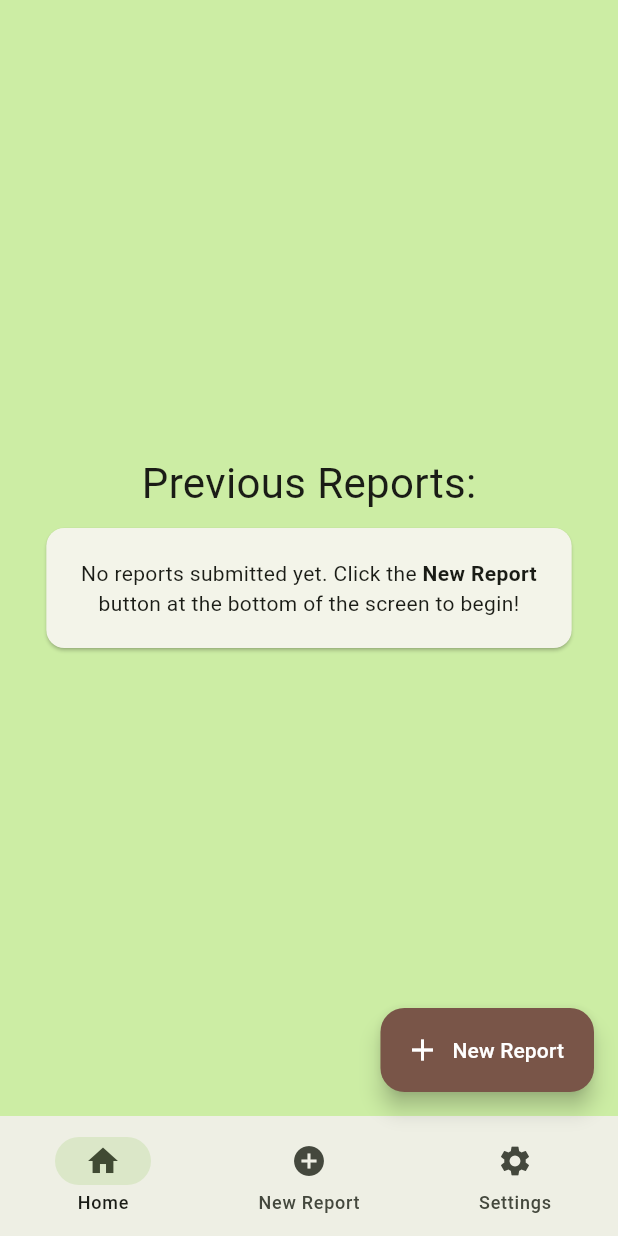
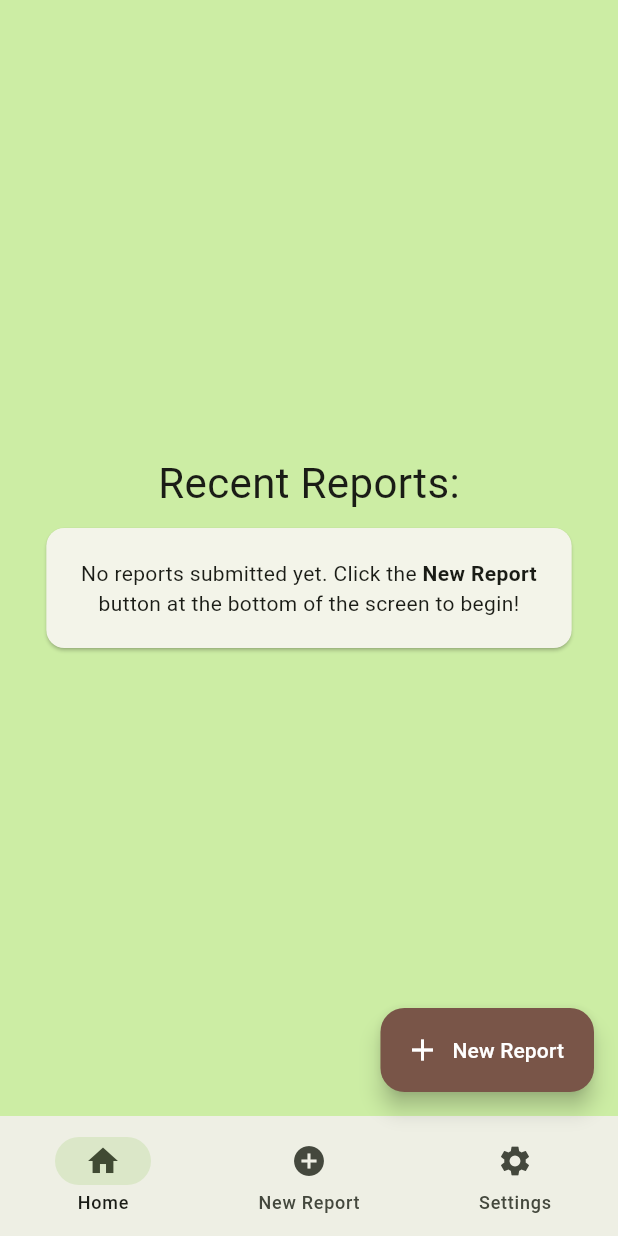
Before and after one commit to WilliamBarber/Senior-Project, a Flutter app: the screen it shows after launch, on a phone screen of 412 x 824 dp. Run offline on Flutter 3.47's test engine with Material 2 defaults, Android fonts, the phone set to English and light mode, and no system bars; our stand-ins replace cloud_firestore, custom_rating_bar, firebase_auth, firebase_core, firebase_storage, image_picker; accounts and stored records are empty.

Commit message:
Renamed home screen
Homescreen label is now "Recent Reports" instead of "Previous Reports"

```diff
--- a/WTA_App/lib/HomePage.dart
+++ b/WTA_App/lib/HomePage.dart
@@ -11,7 +11,7 @@ class HomePage extends StatelessWidget {
     return Column(mainAxisAlignment: MainAxisAlignment.center, children: [
       Center(
         child: Text(
-          'Previous Reports:',
+          'Recent Reports:',
           style: DefaultTextStyle.of(context).style.apply(fontSizeFactor: 2.0),
         ),
       ),
```
